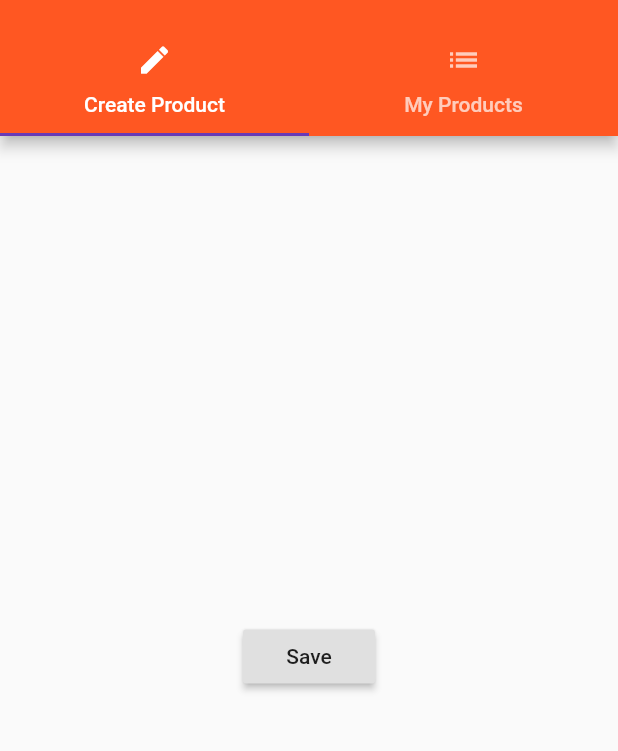
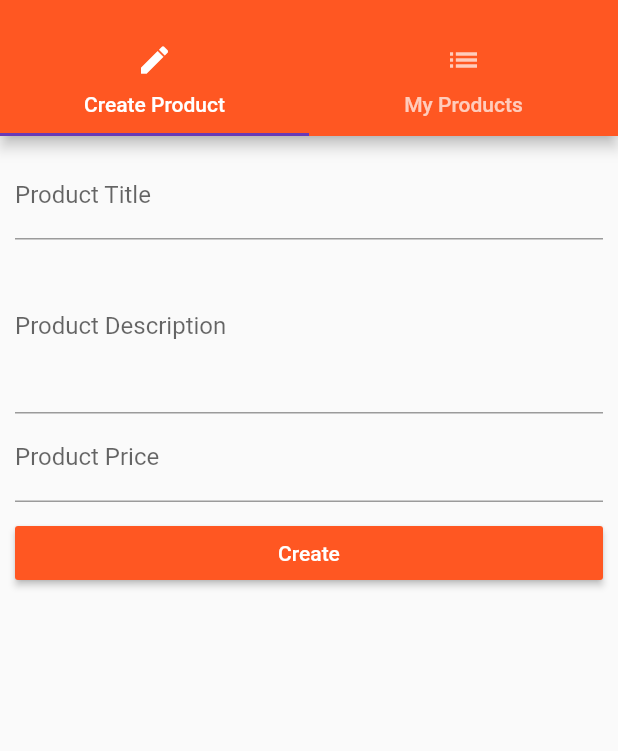
Before and after one commit to suresh44t/flutter_buy_sell, a Flutter app: the ProductsAdmin screen opened by its route, on a phone screen of 412 x 824 dp, the part 59-810 px from its top. Run offline on Flutter 3.47's test engine with Material 2 defaults, Android fonts, the phone set to English and light mode, and no system bars.

Commit message:
Created views for Login Page, Product Create Page. Implemented creation of product.

```diff
--- a/lib/main.dart
+++ b/lib/main.dart
@@ -17,9 +17,9 @@ class MyApp extends StatefulWidget {
 
 class _MyAppState extends State<MyApp> {
 
-  final List<Map<String, String>> _products = [];
+  final List<Map<String, dynamic>> _products = [];
 
-  void _addProduct(Map<String, String> product) {
+  void _addProduct(Map<String, dynamic> product) {
     setState(() {
       _products.add(product);
     });
@@ -41,10 +41,10 @@ class _MyAppState extends State<MyApp> {
 //      home: AuthPage(),
       routes: {
         "/": (BuildContext context) {
-          return ProductsPage(_products, _addProduct, _deleteProduct);
+          return ProductsPage(_products,);
         },
         "/admin": (BuildContext context) {
-          return ProductsAdmin();
+          return ProductsAdmin( _addProduct, _deleteProduct);
         }
       },
       onGenerateRoute: (RouteSettings settings) {
@@ -66,7 +66,7 @@ class _MyAppState extends State<MyApp> {
       onUnknownRoute: (RouteSettings settings) {
         return MaterialPageRoute(
           builder: (BuildContext context) {
-            return ProductsPage(_products, _addProduct, _deleteProduct);
+            return ProductsPage(_products);
           }
         );
       },
--- a/lib/pages/product_create.dart
+++ b/lib/pages/product_create.dart
@@ -1,24 +1,82 @@
 import 'package:flutter/material.dart';
 
-class ProductCreatePage extends StatelessWidget {
+class ProductCreatePage extends StatefulWidget {
+
+  final Function addProduct;
+
+  ProductCreatePage(this.addProduct);
+
+  @override
+  State<StatefulWidget> createState() {
+    return _ProductCreatePageState();
+  }
+}
+
+class _ProductCreatePageState extends State<ProductCreatePage> {
+
+  String _titleValue;
+  String _descriptionValue;
+  double _priceValue;
 
   @override
   Widget build(BuildContext context) {
 
-    return Center(
-        child: RaisedButton(
+    return Container(
+      margin: EdgeInsets.all(10.0),
+      child: ListView(
+        children: <Widget>[
+          TextField(
+            decoration: InputDecoration(
+              labelText: 'Product Title'
+            ),
+            onChanged: (String value) {
+              setState(() {
+                _titleValue = value;
+              });
+            },
+          ),
+          TextField(
+            maxLines: 4,
+            decoration: InputDecoration(
+                labelText: 'Product Description'
+            ),
+            onChanged: (String value) {
+              setState(() {
+                _descriptionValue = value;
+              });
+            },
+          ),
+          TextField(
+            keyboardType: TextInputType.number,
+            decoration: InputDecoration(
+                labelText: 'Product Price'
+            ),
+            onChanged: (String value) {
+              setState(() {
+                _priceValue = double.parse(value);
+              });
+            },
+          ),
+          SizedBox(
+            height: 10.0,
+          ),
+          RaisedButton(
+            color: Theme.of(context).primaryColor,
+            child:Text('Create'),
+            textColor: Colors.white,
             onPressed: () {
-              showModalBottomSheet(
-                  context: context,
-                  builder: (BuildContext context) {
-                    return Center(
-                      child: Text('This is a Modal!')
-                    );
-                  }
-              );
+              final Map<String, dynamic> product = {
+                'title':_titleValue,
+                'description': _descriptionValue,
+                'price': _priceValue,
+                'image': 'assets/food.jpg'
+              };
+              widget.addProduct(product);
+              Navigator.pushReplacementNamed(context, '/');
             },
-          child: Text('Save'),
-        ),
+          ),
+        ],
+      ),
     );
   }
 }
--- a/lib/pages/products_admin.dart
+++ b/lib/pages/products_admin.dart
@@ -1,10 +1,15 @@
 import 'package:flutter/material.dart';
 
-import './products.dart';
 import './product_create.dart';
 import './product_list.dart';
 
 class ProductsAdmin extends StatelessWidget {
+
+  final Function addProduct;
+  final Function deleteProduct;
+
+  ProductsAdmin(this.addProduct,this.deleteProduct);
+
   @override
   Widget build(BuildContext context) {
     return DefaultTabController(
@@ -43,7 +48,7 @@ class ProductsAdmin extends StatelessWidget {
           ),
           body: TabBarView(
             children: <Widget>[
-              ProductCreatePage(),
+              ProductCreatePage(addProduct),
               ProductListPage(),
             ],
           )
```
Also changed, not shown: lib/pages/auth.dart (+61 -13 lines), lib/pages/products.dart (+4 -5 lines), lib/product_control.dart (deleted, +0 -19 lines), lib/product_manager.dart (+3 -10 lines), lib/products.dart (+8 -15 lines).
